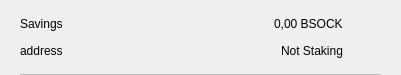
Above: src/qt/bitstock/forms/csrow.ui from bitstockproject/bitstock-core before the change. Below: the same form after it.
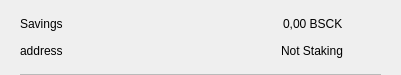
That is the form after the change. Icons and pictures are not drawn.

```diff
--- a/src/qt/bitstock/forms/csrow.ui
+++ b/src/qt/bitstock/forms/csrow.ui
@@ -99,7 +99,7 @@
            <item>
             <widget class="QLabel" name="labelAmount">
              <property name="text">
-              <string>0,00 BSOCK</string>
+              <string>0,00 BSCK</string>
              </property>
             </widget>
            </item>
```
